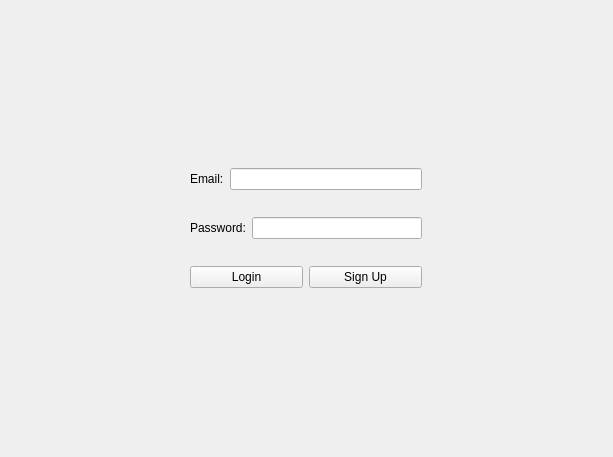
This is loginwindow.ui in rue08/CPP-Desktop-IDE as Qt 5 draws it before an edit. The edited form follows.
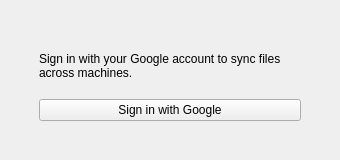
This is the edited form.

Commit message: feat: replace email/password sign-in with Google OAuth (loopback + PKCE)

What changed in the file:
```diff
--- a/loginwindow.ui
+++ b/loginwindow.ui
@@ -6,8 +6,8 @@
    <rect>
     <x>0</x>
     <y>0</y>
-    <width>613</width>
-    <height>457</height>
+    <width>340</width>
+    <height>160</height>
    </rect>
   </property>
   <property name="windowTitle">
@@ -18,63 +18,30 @@
     <widget class="QWidget" name="widget" native="true">
      <property name="maximumSize">
       <size>
-       <width>250</width>
-       <height>180</height>
+       <width>280</width>
+       <height>100</height>
       </size>
      </property>
      <layout class="QVBoxLayout" name="verticalLayout">
       <item>
-       <layout class="QHBoxLayout" name="horizontalLayout">
-        <item>
          <widget class="QLabel" name="label">
           <property name="text">
-           <string>Email:</string>
-          </property>
-         </widget>
-        </item>
-        <item>
-         <widget class="QLineEdit" name="lineEdit_email"/>
-        </item>
-       </layout>
-      </item>
-      <item>
-       <layout class="QHBoxLayout" name="horizontalLayout_2">
-        <item>
-         <widget class="QLabel" name="label_2">
-          <property name="text">
-           <string>Password:</string>
+         <string>Sign in with your Google account to sync files across machines.</string>
+        </property>
+        <property name="wordWrap">
+         <bool>true</bool>
           </property>
          </widget>
         </item>
         <item>
-         <widget class="QLineEdit" name="lineEdit_password">
-          <property name="echoMode">
-           <enum>QLineEdit::EchoMode::Password</enum>
-          </property>
-         </widget>
-        </item>
-       </layout>
-      </item>
-      <item>
-       <layout class="QHBoxLayout" name="horizontalLayout_3">
-        <item>
-         <widget class="QPushButton" name="loginButton">
+       <widget class="QPushButton" name="googleSignInButton">
           <property name="cursor">
            <cursorShape>PointingHandCursor</cursorShape>
           </property>
           <property name="text">
-           <string>Login</string>
-          </property>
-         </widget>
-        </item>
-        <item>
-         <widget class="QPushButton" name="signUpButton">
-          <property name="text">
-           <string>Sign Up</string>
-          </property>
-         </widget>
-        </item>
-       </layout>
+         <string>Sign in with Google</string>
+        </property>
+       </widget>
       </item>
      </layout>
     </widget>
```
Lines whose indentation alone changed are shown as unchanged. The commit also changes 7 other files.
